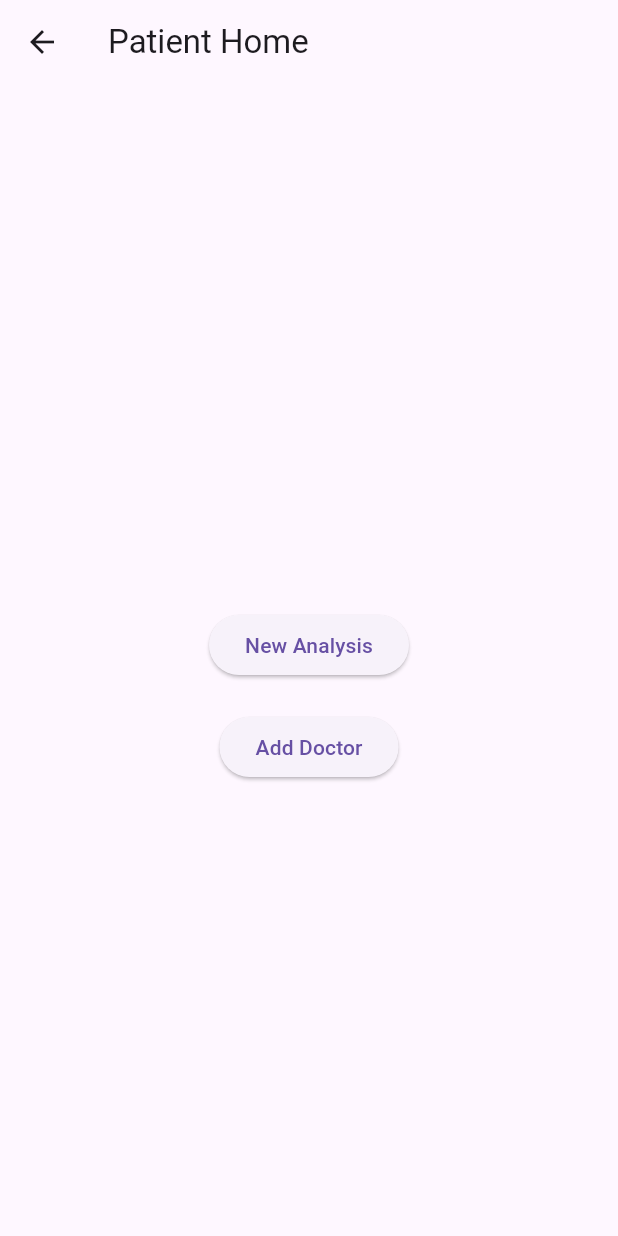
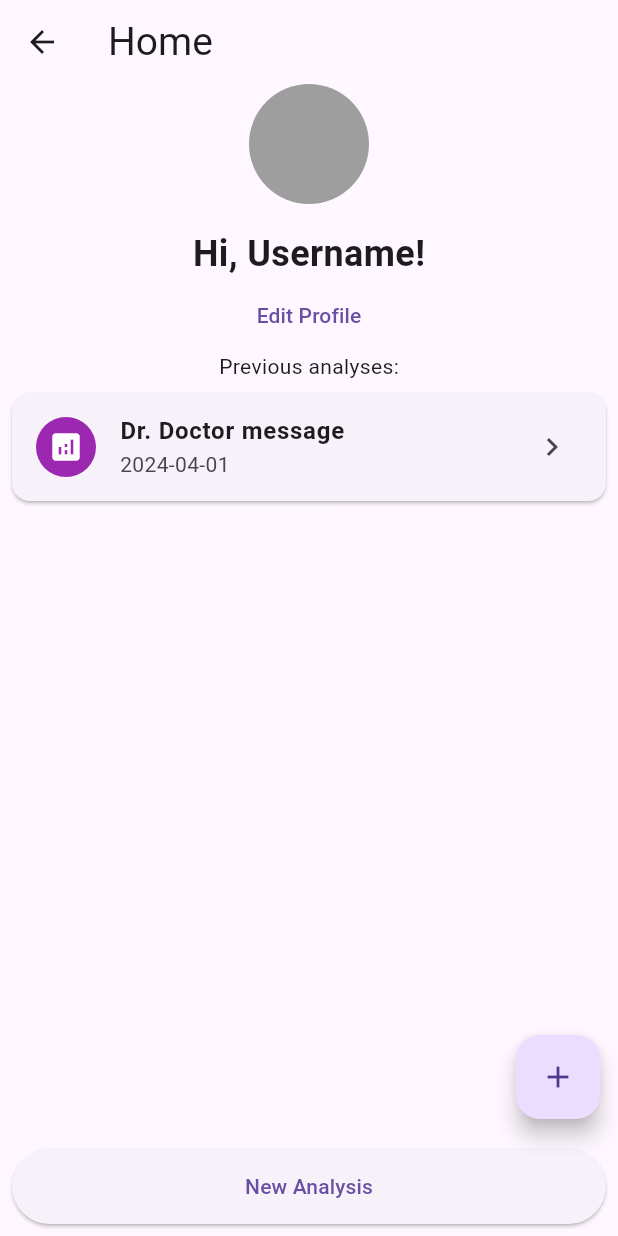
Before and after one commit to MarkPeter19/DocChat, a Flutter app: the PatientHomeScreen screen opened by its route, on a phone screen of 412 x 824 dp. Run offline on Flutter 3.47's test engine with Material 3 defaults, Android fonts, the phone set to English and light mode, and no system bars; our stand-ins replace cloud_firestore, firebase_auth, firebase_core, image_picker, permission_handler; missing offline and left inert: google_mlkit_text_recognition; accounts and stored records are empty.

Commit message:
Edited Patient Home screen

```diff
--- a/Client/lib/main.dart
+++ b/Client/lib/main.dart
@@ -6,7 +6,6 @@ import 'screens/DoctorScreens/DoctorHomeScreen.dart';
 import 'screens/DoctorScreens/DoctorMainScreen.dart';
 import 'screens/DoctorScreens/DoctorProfileScreen.dart';
 import 'screens/PatientScreens/PatientHomeScreen.dart';
-import 'screens/PatientScreens/PatientMainScreen.dart';
 import 'screens/PatientScreens/PatientProfileScreen.dart';
 import 'package:firebase_core/firebase_core.dart';
 import 'services/firebase_options.dart';
@@ -42,7 +41,6 @@ class MyApp extends StatelessWidget {
         '/patient_home': (context) => PatientHomeScreen(),
         '/doctor_main' :(context) => DoctorMainScreen(),
         '/doctor_profile' :(context) => DoctorProfileScreen(),
-        '/patient_main' :(context) => PatientMainScreen(),
         '/patient_profile' :(context) => PatientProfileScreen(),
       },
     );
--- a/Client/lib/screens/AuthScreens/LoginScreen.dart
+++ b/Client/lib/screens/AuthScreens/LoginScreen.dart
@@ -2,7 +2,7 @@ import 'package:doctorgpt/services/firebase_auth.dart';
 import 'package:firebase_auth/firebase_auth.dart';
 import 'package:flutter/material.dart';
 import '/screens/DoctorScreens/DoctorMainScreen.dart';
-import '/screens/PatientScreens/PatientMainScreen.dart';
+import '/screens/PatientScreens/PatientHomeScreen.dart';
 import 'package:cloud_firestore/cloud_firestore.dart';
 
 class LoginScreen extends StatefulWidget {
@@ -34,7 +34,7 @@ class _LoginScreenState extends State<LoginScreen> {
           );
         } else if (userType == 'patient') {
           Navigator.of(context).pushReplacement(
-            MaterialPageRoute(builder: (context) => PatientMainScreen()),
+            MaterialPageRoute(builder: (context) => PatientHomeScreen()),
           );
         }
       } else {
--- a/Client/lib/screens/AuthScreens/RegisterScreen.dart
+++ b/Client/lib/screens/AuthScreens/RegisterScreen.dart
@@ -2,7 +2,7 @@ import 'package:doctorgpt/services/firebase_auth.dart';
 import 'package:firebase_auth/firebase_auth.dart';
 import 'package:flutter/material.dart';
 import '/screens/DoctorScreens/DoctorMainScreen.dart';
-import '/screens/PatientScreens/PatientMainScreen.dart';
+import '/screens/PatientScreens/PatientHomeScreen.dart';
 
 enum UserType { patient, doctor }
 
@@ -34,7 +34,7 @@ class _RegisterScreenState extends State<RegisterScreen> {
         Navigator.of(context).pushReplacement(
           MaterialPageRoute(
             builder: (context) => userType == 'patient'
-                ? PatientMainScreen()
+                ? PatientHomeScreen()
                 : DoctorMainScreen(),
           ),
         );
--- a/Client/lib/screens/PatientScreens/CameraScreen.dart
+++ b/Client/lib/screens/PatientScreens/CameraScreen.dart
@@ -103,7 +103,7 @@ class _CameraScreenState extends State<CameraScreen> {
     }
   }
 
-  @override
+   @override
   Widget build(BuildContext context) {
     return Scaffold(
       appBar: AppBar(
--- a/Client/lib/screens/PatientScreens/PatientHomeScreen.dart
+++ b/Client/lib/screens/PatientScreens/PatientHomeScreen.dart
@@ -1,34 +1,104 @@
 import 'package:flutter/material.dart';
 import '/screens/PatientScreens/PersonalDataScreen.dart';
+import '/screens/PatientScreens/PatientProfileScreen.dart';
+
+
+class AnalysisItem extends StatelessWidget {
+  final String doctorName;
+  final String message;
+  final String date;
+
+  AnalysisItem({
+    required this.doctorName,
+    required this.message,
+    required this.date,
+  });
+
+  @override
+  Widget build(BuildContext context) {
+    return Card(
+      margin: EdgeInsets.all(8.0),
+      child: ListTile(
+        leading: CircleAvatar(
+          backgroundColor: Colors.purple, // Az ikon háttérszíne
+          child: Icon(Icons.analytics, color: Colors.white), // Az ikon színe
+        ),
+        title: Text(
+          doctorName,
+          style: TextStyle(fontWeight: FontWeight.bold),
+        ),
+        subtitle: Text(date),
+        trailing: Icon(Icons.keyboard_arrow_right),
+        onTap: () {
+          // Itt kell majd navigálni az AnalysisResponseScreen-re
+        },
+      ),
+    );
+  }
+}
+
 
 class PatientHomeScreen extends StatelessWidget {
+  final String username =
+      "Username"; // Ideiglenes felhasználónév, be kell állítani
+
   @override
   Widget build(BuildContext context) {
     return Scaffold(
       appBar: AppBar(
-        title: Text('Patient Home'),
+        title: Text('Home', style: TextStyle(fontSize: 26)),
+        elevation: 0, // AppBar árnyékának eltávolítása
       ),
       body: SingleChildScrollView(
-        child: Center(
         child: Column(
-            mainAxisSize: MainAxisSize.min,
           children: [
-              SizedBox(height: 350),
-              ElevatedButton(
+            CircleAvatar(
+              radius: 40, // Profilkép mérete
+              backgroundColor: Colors.grey, // Profilkép háttérszíne
+            ),
+            SizedBox(height: 16),
+            Text(
+              'Hi, $username!',
+              style: TextStyle(fontSize: 24, fontWeight: FontWeight.bold),
+            ),
+            TextButton(
               onPressed: () => Navigator.push(
                 context,
-                  MaterialPageRoute(builder: (context) => PersonalDataScreen()),
+                MaterialPageRoute(builder: (context) => PatientProfileScreen()),
               ),
-                child: Text('New Analysis'),
+              child: Text('Edit Profile'),
             ),
-              SizedBox(height: 20),
-              ElevatedButton(
+            // Orvos válaszai
+            Text('Previous analyses:'),
+            AnalysisItem(
+            doctorName: 'Dr. Doctor message',
+            message: 'Short description of the message...',
+            date: '2024-04-01',
+          ),
+          ],
+        ),
+      ),
+
+      //add doc btn
+      floatingActionButton: FloatingActionButton(
         onPressed: () {
           // Add your logic for navigating to Add Doctor screen
         },
-                child: Text('Add Doctor'),
+        child: Icon(Icons.add),
+        tooltip: 'Add Doctor',
       ),
-            ],
+      floatingActionButtonLocation: FloatingActionButtonLocation.miniEndFloat,
+
+      bottomNavigationBar: Padding(
+        padding: const EdgeInsets.all(8.0),
+        child: ElevatedButton(
+          onPressed: () {
+            Navigator.of(context).push(MaterialPageRoute(builder: (_) => PersonalDataScreen()));
+          },
+          child: Text('New Analysis'),
+          style: ElevatedButton.styleFrom(
+            minimumSize: Size(double.infinity,
+                50), // Gomb szélességének és magasságának beállítása
           ),
         ),
       ),
```
Also changed, not shown: Client/lib/screens/PatientScreens/PatientMainScreen.dart (deleted, +0 -72 lines), Client/lib/screens/PatientScreens/PatientProfileScreen.dart (+8 -2 lines). Lines whose indentation alone changed are shown as unchanged.
